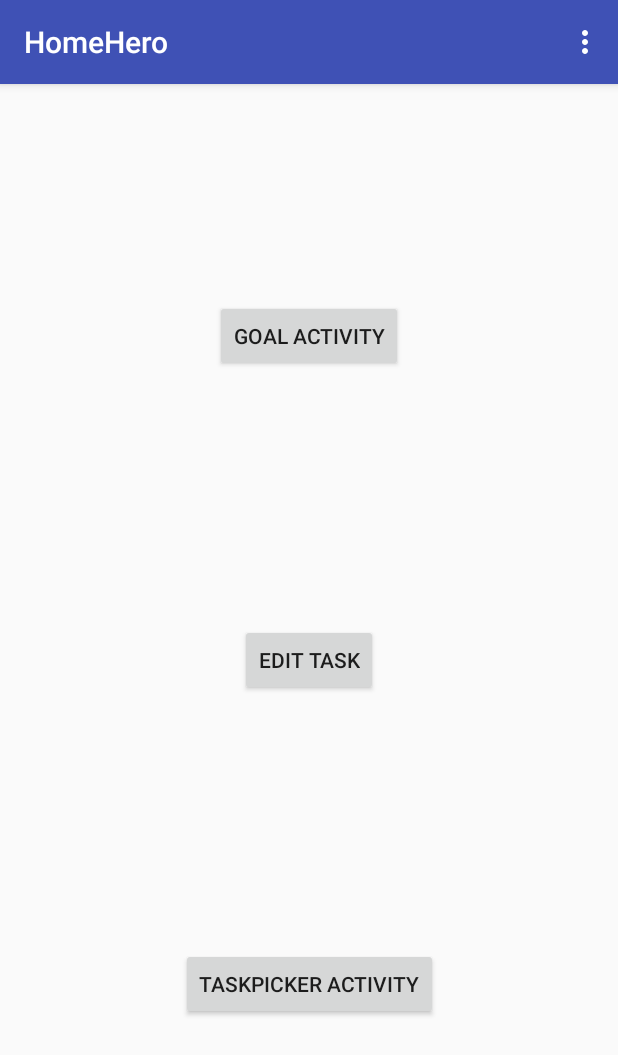
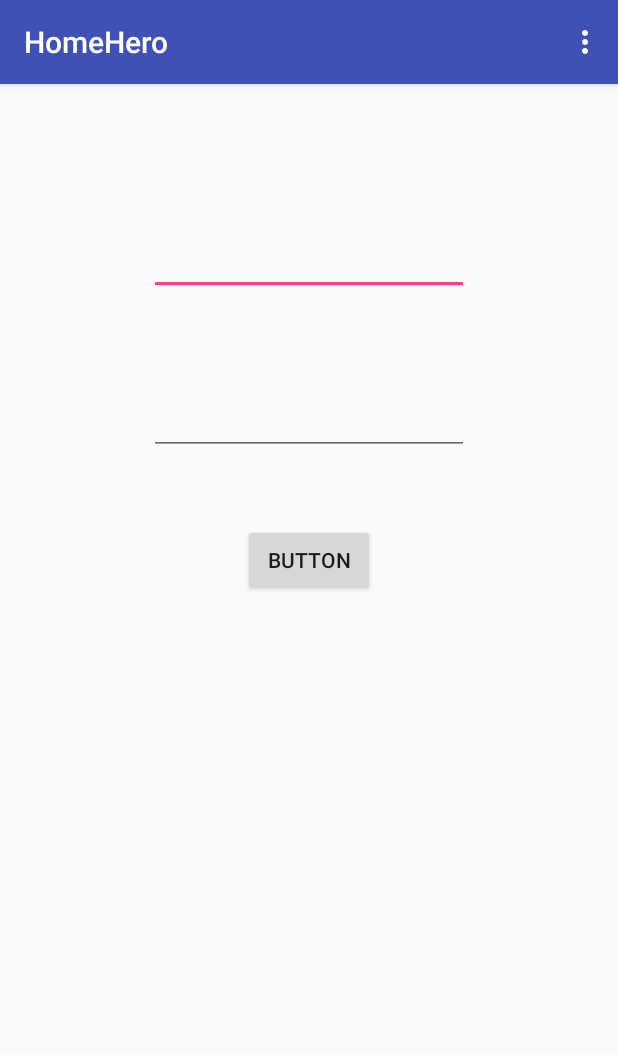
Before and after one commit to nathanielimeyer/homeHero, an Android app: the screen it shows after launch (MainActivity before the commit, LoginActivity after it), on a phone screen of 412 x 824 dp. Shown: the top 1055 px of the screen. Run offline under Robolectric (Android 15) with nearby library versions, the phone set to English and light mode, and no system bars; our stand-ins replace ButterKnife, RxJava; libraries missing offline, so code that uses them is left out: com.jakewharton.rxbinding2; 3 statements that could not run were skipped.

Commit message:
add login screen activity using mvp architecture. add observable listeners to input fields to enable login button based on validity of input.

```diff
--- a/app/build.gradle
+++ b/app/build.gradle
@@ -40,8 +40,11 @@ dependencies {
     testImplementation 'junit:junit:4.12'
     compile 'com.jakewharton:butterknife:8.7.0'
     annotationProcessor 'com.jakewharton:butterknife-compiler:8.7.0'
+
     compile 'io.reactivex.rxjava2:rxandroid:2.0.1'
     compile 'io.reactivex.rxjava2:rxjava:2.1.2'
+    compile 'com.jakewharton.rxbinding2:rxbinding:2.0.0'
+
     compile 'com.squareup.retrofit2:retrofit:2.3.0'
     compile 'com.squareup.retrofit2:converter-gson:2.3.0'
     compile 'com.squareup.retrofit2:adapter-rxjava2:2.3.0'
--- /dev/null
+++ b/app/src/main/java/com/jbnm/homehero/ui/login/LoginActivity.java
@@ -0,0 +1,82 @@
+package com.jbnm.homehero.ui.login;
+
+import android.os.Bundle;
+import android.view.View;
+import android.widget.Button;
+import android.widget.EditText;
+
+import com.jakewharton.rxbinding2.widget.RxTextView;
+import com.jbnm.homehero.R;
+import com.jbnm.homehero.ui.base.BaseActivity;
+
+import butterknife.BindView;
+import butterknife.ButterKnife;
+import io.reactivex.Observable;
+
+public class LoginActivity extends BaseActivity implements LoginContract.MvpView {
+    @BindView(R.id.loginEmailEditText) EditText emailEditText;
+    @BindView(R.id.loginPasswordEditText) EditText passwordEditText;
+    @BindView(R.id.loginButton) Button loginButton;
+    private LoginContract.Presenter presenter;
+
+    @Override
+    protected void onCreate(Bundle savedInstanceState) {
+        super.onCreate(savedInstanceState);
+        setContentView(R.layout.activity_login);
+        ButterKnife.bind(this);
+        presenter = new LoginPresenter(this);
+        presenter.init();
+
+        loginButton.setOnClickListener(new View.OnClickListener() {
+            @Override public void onClick(View view) {
+                presenter.handleLoginButtonClick();
+            }
+        });
+    }
+
+    @Override
+    protected void onDestroy() {
+        super.onDestroy();
+        presenter.detach();
+    }
+
+    @Override
+    public void enableLoginButton() {
+        loginButton.setEnabled(true);
+    }
+
+    @Override
+    public void disableLoginButton() {
+        loginButton.setEnabled(false);
+    }
+
+    @Override
+    public Observable<CharSequence> getEmailText() {
+        return RxTextView.textChanges(emailEditText).skipInitialValue();
+    }
+
+    @Override
+    public Observable<CharSequence> getPasswordText() {
+        return RxTextView.textChanges(passwordEditText).skipInitialValue();
+    }
+
+    @Override
+    public void showEmailError() {
+        emailEditText.setError(getString(R.string.valid_email_error));
+    }
+
+    @Override
+    public void hideEmailError() {
+        emailEditText.setError(null);
+    }
+
+    @Override
+    public void showPasswordError() {
+        passwordEditText.setError(getString(R.string.valid_password_error));
+    }
+
+    @Override
+    public void hidePasswordError() {
+        passwordEditText.setError(null);
+    }
+}
--- /dev/null
+++ b/app/src/main/java/com/jbnm/homehero/ui/login/LoginPresenter.java
@@ -0,0 +1,80 @@
+package com.jbnm.homehero.ui.login;
+
+import android.util.Patterns;
+
+import io.reactivex.Observable;
+import io.reactivex.disposables.CompositeDisposable;
+import io.reactivex.functions.BiFunction;
+import io.reactivex.observers.DisposableObserver;
+
+/**
+ * Created by janek on 8/5/17.
+ */
+
+public class LoginPresenter implements LoginContract.Presenter {
+    private LoginContract.MvpView mvpView;
+    private CompositeDisposable disposable = new CompositeDisposable();
+
+    public LoginPresenter(LoginContract.MvpView mvpView) {
+        this.mvpView = mvpView;
+    }
+
+    @Override
+    public void detach() {
+        disposable.clear();
+    }
+
+    @Override
+    public void init() {
+        disposable.add(Observable.combineLatest(
+                mvpView.getEmailText(),
+                mvpView.getPasswordText(),
+                new BiFunction<CharSequence, CharSequence, Boolean>() {
+                    @Override public Boolean apply(CharSequence emailText, CharSequence passwordText) throws Exception {
+                        boolean validEmail = validateEmail(emailText.toString().trim());
+                        boolean validPassword = validatePassword(passwordText.toString().trim());
+                        return validEmail && validPassword;
+                    }
+                }
+        ).subscribeWith(new DisposableObserver<Boolean>() {
+            @Override public void onNext(Boolean valid) {
+                if (valid) {
+                    mvpView.enableLoginButton();
+                } else {
+                    mvpView.disableLoginButton();
+                }
+            }
+            @Override public void onError(Throwable e) { processError(e); }
+            @Override public void onComplete() {}
+        }));
+    }
+
+    @Override
+    public void handleLoginButtonClick() {
+
+    }
+
+    private boolean validateEmail(String email) {
+        if (Patterns.EMAIL_ADDRESS.matcher(email).matches()) {
+            mvpView.hideEmailError();
+            return true;
+        } else {
+            mvpView.showEmailError();
+            return false;
+        }
+    }
+
+    private boolean validatePassword(String password) {
+        if (password.length() > 5) {
+            mvpView.hidePasswordError();
+            return true;
+        } else {
+            mvpView.showPasswordError();
+            return false;
+        }
+    }
+
+    private void processError(Throwable e) {
+
+    }
+}
--- /dev/null
+++ b/app/src/main/res/layout/activity_login.xml
@@ -0,0 +1,46 @@
+<?xml version="1.0" encoding="utf-8"?>
+<android.support.constraint.ConstraintLayout
+    xmlns:android="http://schemas.android.com/apk/res/android"
+    xmlns:app="http://schemas.android.com/apk/res-auto"
+    xmlns:tools="http://schemas.android.com/tools"
+    android:layout_width="match_parent"
+    android:layout_height="match_parent"
+    tools:context="com.jbnm.homehero.ui.login.LoginActivity">
+
+    <EditText
+        android:id="@+id/loginEmailEditText"
+        android:layout_width="wrap_content"
+        android:layout_height="wrap_content"
+        android:ems="10"
+        android:inputType="textEmailAddress"
+        tools:layout_editor_absoluteX="84dp"
+        tools:layout_editor_absoluteY="95dp"
+        app:layout_constraintTop_toTopOf="parent"
+        app:layout_constraintStart_toStartOf="parent"
+        android:layout_marginTop="95dp"
+        app:layout_constraintEnd_toEndOf="parent"/>
+
+    <EditText
+        android:id="@+id/loginPasswordEditText"
+        android:layout_width="wrap_content"
+        android:layout_height="wrap_content"
+        android:ems="10"
+        android:inputType="textPassword"
+        tools:layout_editor_absoluteX="84dp"
+        tools:layout_editor_absoluteY="202dp"
+        app:layout_constraintStart_toStartOf="@+id/loginEmailEditText"
+        android:layout_marginTop="61dp"
+        app:layout_constraintTop_toBottomOf="@+id/loginEmailEditText"/>
+
+    <Button
+        android:id="@+id/loginButton"
+        android:layout_width="wrap_content"
+        android:layout_height="wrap_content"
+        android:layout_marginTop="46dp"
+        android:text="Button"
+        app:layout_constraintEnd_toEndOf="parent"
+        app:layout_constraintStart_toStartOf="parent"
+        app:layout_constraintTop_toBottomOf="@+id/loginPasswordEditText"
+        tools:layout_editor_absoluteX="148dp"
+        tools:layout_editor_absoluteY="294dp"/>
+</android.support.constraint.ConstraintLayout>
--- a/app/src/main/res/values/strings.xml
+++ b/app/src/main/res/values/strings.xml
@@ -26,4 +26,7 @@
     <string name="parent_menu_child_item">Child</string>
     <string name="child_menu_parent_item">Parent</string>
 
+    <string name="valid_email_error">Please enter a valid email</string>
+    <string name="valid_password_error">Password must be at least 6 characters</string>
+
 </resources>
```
Also changed, not shown: app/src/main/AndroidManifest.xml (+18 -11 lines), app/src/main/java/com/jbnm/homehero/ui/login/LoginContract.java (added, +27 -0 lines).
